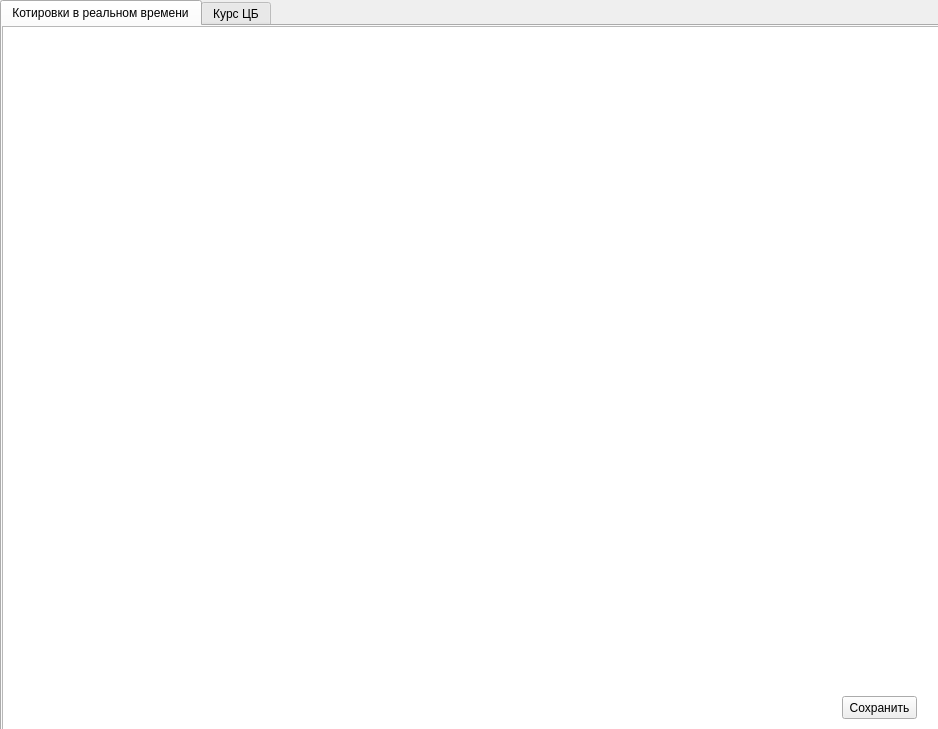
Vladislav0904/The-Exchange-Rate, file ExchangeRate.ui: the form before one commit.
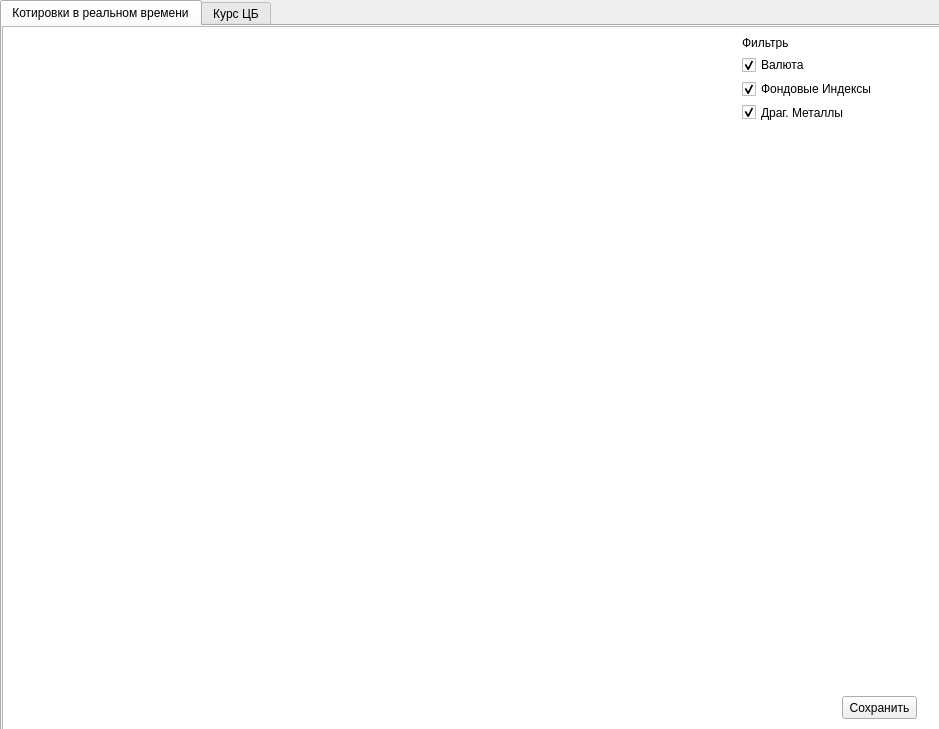
The form after the commit.

```diff
--- a/ExchangeRate.ui
+++ b/ExchangeRate.ui
@@ -9,7 +9,7 @@
    <rect>
     <x>0</x>
     <y>0</y>
-    <width>938</width>
+    <width>939</width>
     <height>729</height>
    </rect>
   </property>
@@ -48,6 +48,9 @@
      <string>Котировки в реальном времени</string>
     </attribute>
     <widget class="QTableWidget" name="table1">
+           <property name="enabled">
+               <bool>true</bool>
+           </property>
      <property name="geometry">
       <rect>
        <x>0</x>
@@ -85,6 +88,64 @@
       <string>Сохранить</string>
      </property>
     </widget>
+       <widget class="QWidget" name="verticalLayoutWidget">
+           <property name="geometry">
+               <rect>
+                   <x>740</x>
+                   <y>30</y>
+                   <width>141</width>
+                   <height>65</height>
+               </rect>
+           </property>
+           <layout class="QVBoxLayout" name="verticalLayout">
+               <item>
+                   <widget class="QCheckBox" name="checkBox">
+                       <property name="text">
+                           <string>Валюта</string>
+                       </property>
+                       <property name="checked">
+                           <bool>true</bool>
+                       </property>
+                   </widget>
+               </item>
+               <item>
+                   <widget class="QCheckBox" name="checkBox_3">
+                       <property name="text">
+                           <string>Фондовые Индексы</string>
+                       </property>
+                       <property name="checked">
+                           <bool>true</bool>
+                       </property>
+                   </widget>
+               </item>
+               <item>
+                   <widget class="QCheckBox" name="checkBox_2">
+                       <property name="autoFillBackground">
+                           <bool>false</bool>
+                       </property>
+                       <property name="text">
+                           <string>Драг. Металлы</string>
+                       </property>
+                       <property name="checked">
+                           <bool>true</bool>
+                       </property>
+                   </widget>
+               </item>
+           </layout>
+       </widget>
+       <widget class="QLabel" name="label">
+           <property name="geometry">
+               <rect>
+                   <x>740</x>
+                   <y>10</y>
+                   <width>47</width>
+                   <height>13</height>
+               </rect>
+           </property>
+           <property name="text">
+               <string>Фильтры</string>
+           </property>
+       </widget>
    </widget>
    <widget class="QWidget" name="tab_2">
     <property name="cursor">
```
Lines whose indentation alone changed are shown as unchanged.
